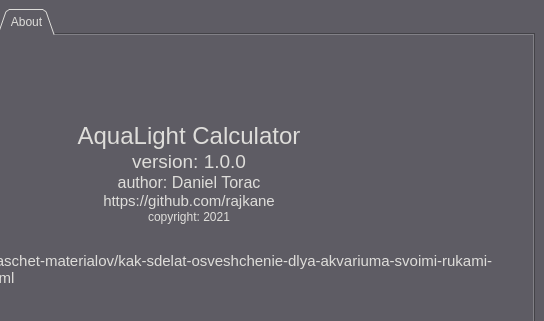
The window that AquaLightCalculator/ui/aqua_calculator.ui (rajkane/AquaLight-Calculator) describes before a commit, drawn with Qt 5; both pictures show x 166 to 710 and y 0 to 321 of the 710 by 515 pixel window.
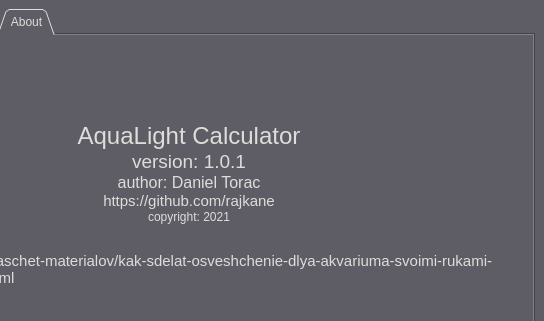
The same window after the commit. The open tabs and pages were chosen to show the change.

```diff
--- a/AquaLightCalculator/ui/aqua_calculator.ui
+++ b/AquaLightCalculator/ui/aqua_calculator.ui
@@ -686,7 +686,7 @@
 &lt;p align=&quot;center&quot; style=&quot;-qt-paragraph-type:empty; margin-top:0px; margin-bottom:0px; margin-left:0px; margin-right:0px; -qt-block-indent:0; text-indent:0px; font-family:'Titillium Web'; font-size:18pt;&quot;&gt;&lt;br /&gt;&lt;/p&gt;
 &lt;p align=&quot;center&quot; style=&quot;-qt-paragraph-type:empty; margin-top:0px; margin-bottom:0px; margin-left:0px; margin-right:0px; -qt-block-indent:0; text-indent:0px; font-family:'Titillium Web'; font-size:18pt;&quot;&gt;&lt;br /&gt;&lt;/p&gt;
 &lt;p align=&quot;center&quot; style=&quot; margin-top:0px; margin-bottom:0px; margin-left:0px; margin-right:0px; -qt-block-indent:0; text-indent:0px;&quot;&gt;&lt;span style=&quot; font-family:'Titillium Web'; font-size:18pt;&quot;&gt;AquaLight Calculator&lt;/span&gt;&lt;/p&gt;
-&lt;p align=&quot;center&quot; style=&quot; margin-top:0px; margin-bottom:0px; margin-left:0px; margin-right:0px; -qt-block-indent:0; text-indent:0px;&quot;&gt;&lt;span style=&quot; font-family:'Titillium Web'; font-size:14pt;&quot;&gt;version: 1.0.0&lt;/span&gt;&lt;/p&gt;
+&lt;p align=&quot;center&quot; style=&quot; margin-top:0px; margin-bottom:0px; margin-left:0px; margin-right:0px; -qt-block-indent:0; text-indent:0px;&quot;&gt;&lt;span style=&quot; font-family:'Titillium Web'; font-size:14pt;&quot;&gt;version: 1.0.1&lt;/span&gt;&lt;/p&gt;
 &lt;p align=&quot;center&quot; style=&quot; margin-top:0px; margin-bottom:0px; margin-left:0px; margin-right:0px; -qt-block-indent:0; text-indent:0px;&quot;&gt;&lt;span style=&quot; font-family:'Titillium Web'; font-size:12pt;&quot;&gt;author: Daniel Torac&lt;/span&gt;&lt;/p&gt;
 &lt;p align=&quot;center&quot; style=&quot; margin-top:0px; margin-bottom:0px; margin-left:0px; margin-right:0px; -qt-block-indent:0; text-indent:0px;&quot;&gt;&lt;span style=&quot; font-family:'Cantarell';&quot;&gt;https://github.com/rajkane&lt;/span&gt;&lt;/p&gt;
 &lt;p align=&quot;center&quot; style=&quot; margin-top:0px; margin-bottom:0px; margin-left:0px; margin-right:0px; -qt-block-indent:0; text-indent:0px;&quot;&gt;&lt;span style=&quot; font-family:'Titillium Web'; font-size:9pt;&quot;&gt;copyright: 2021&lt;/span&gt;&lt;/p&gt;
```
Left out of the diff: 2 changed lines with no effect on the pictures.
